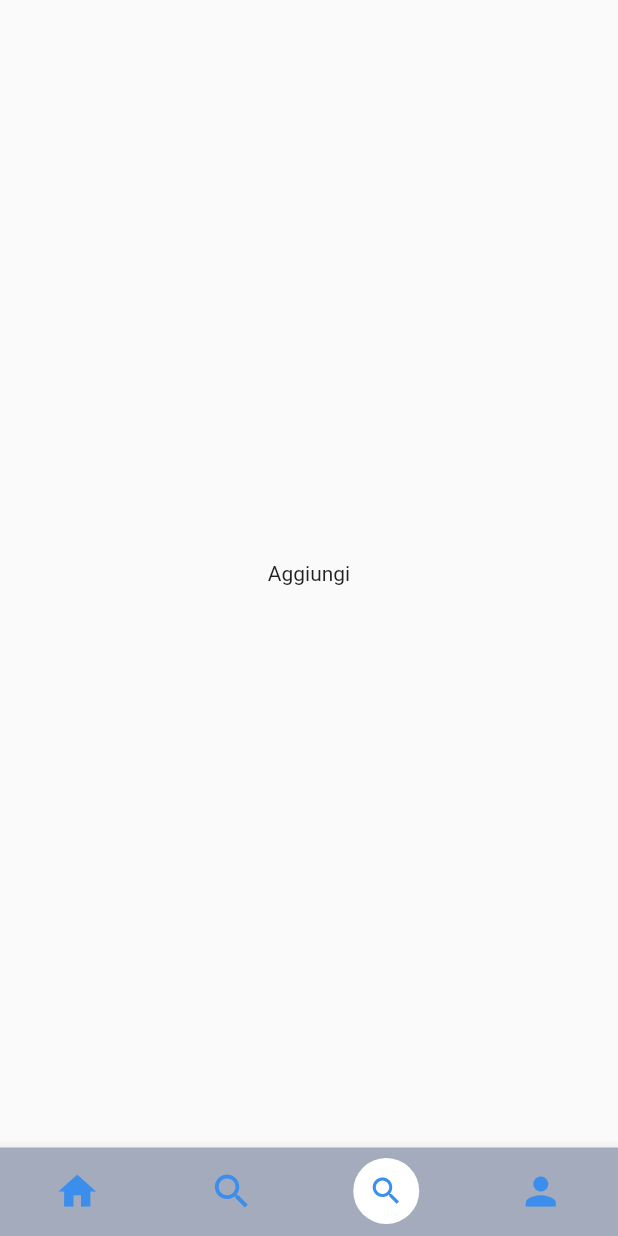
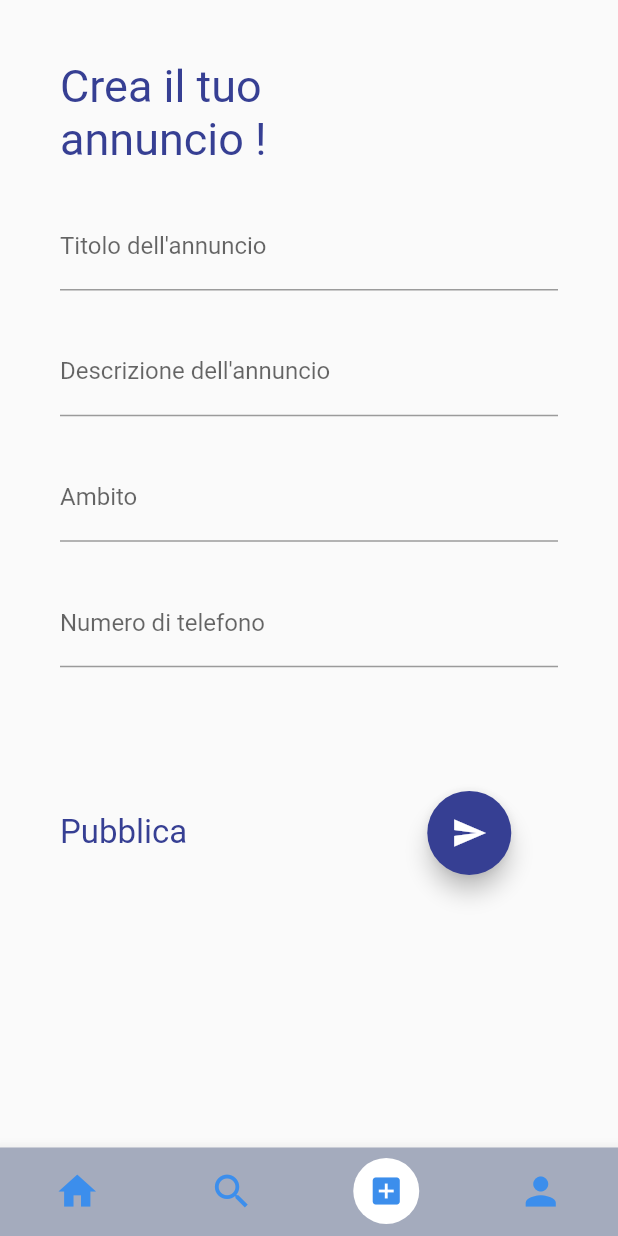
Before and after one commit to gabrielebuccheri03/Tutor_App, a Flutter app: the HomePage screen opened directly, item 3 of the bottom bar chosen, on a phone screen of 412 x 824 dp. Run offline on Flutter 3.47's test engine with Material 2 defaults, Android fonts, the phone set to English and light mode, and no system bars; our stand-ins replace cloud_firestore, firebase_auth, firebase_core, fluttertoast, parse_server_sdk_flutter; accounts and stored records are empty; network calls fail.

Commit message:
last day?

```diff
--- /dev/null
+++ b/lib/screen/create_ad.dart
@@ -0,0 +1,151 @@
+import 'package:flutter/material.dart';
+import 'package:http/http.dart' as http;
+// ignore_for_file: prefer_const_constructors
+
+class CreateAd extends StatefulWidget {
+  const CreateAd({Key? key}) : super(key: key);
+
+  @override
+  State<CreateAd> createState() => _CreateAdState();
+}
+
+class _CreateAdState extends State<CreateAd> {
+  final formKey = GlobalKey<FormState>(); //key for form
+  String name="";
+
+  @override
+
+  Widget build(BuildContext context) {
+    final double height= MediaQuery.of(context).size.height;
+    final TitleController= TextEditingController();
+    final DescriptionController= TextEditingController();
+    final FieldController= TextEditingController();
+    final PhoneNumberController= TextEditingController();
+    return Scaffold(
+      body:Container(
+      padding: const EdgeInsets.only(left: 40, right: 40,top: 40),
+        child: Form(
+          key: formKey, //key for form
+          child:SingleChildScrollView(
+            reverse: true,
+            child:Column(
+              crossAxisAlignment: CrossAxisAlignment.start,
+              children: [
+                Text("Crea il tuo", style: TextStyle(fontSize: 30, color:Color(0xFF363f93)),),
+                Text("annuncio !", style: TextStyle(fontSize: 30, color:Color(0xFF363f93)),),
+                SizedBox(height: height*0.03,),
+                TextFormField(
+                  controller: TitleController,
+                  decoration: InputDecoration(
+                    labelText: "Titolo dell'annuncio",
+                  ),
+                  validator: (value){
+                    if(value!.isEmpty || !RegExp(r'^[a-z A-Z]+$').hasMatch(value)){
+                      return "Inserisci un nome adatto (a-z, A-Z)";
+                    }
+                    else{
+                      return null;
+                    }
+                  },
+                ),
+                SizedBox(height: height*0.03,),
+                TextFormField(
+                  controller: DescriptionController,
+                  decoration: InputDecoration(
+                    labelText: "Descrizione dell'annuncio",
+                  ),
+                  validator: (value){
+                    if(value!.isEmpty || !RegExp(r'^[a-z A-Z]+$').hasMatch(value)){
+                      return "Inserisci una descrizione adatta (a-z, A-Z)";
+                    }
+                    else{
+                      return null;
+                    }
+                  },
+                ),
+                SizedBox(height: height*0.03,),
+                TextFormField(
+                  controller: FieldController,
+                  decoration: InputDecoration(
+                    labelText: "Ambito",
+                  ),
+                  validator: (value){
+                    if(value!.isEmpty || !RegExp(r'^[a-z A-Z]+$').hasMatch(value)){
+                      return "Inserisci un Ambito adatto (a-z, A-Z)";
+                    }
+                    else{
+                      return null;
+                    }
+                  },
+                ),
+                SizedBox(height: height*0.03,),
+                TextFormField(
+                  controller: PhoneNumberController,
+                  decoration: InputDecoration(
+                    labelText: "Numero di telefono",
+                  ),
+                  validator: (value){
+                    if(value!.isEmpty || !RegExp(r'^(([+]|00)39)?((3[1-9][0-9]))(\d{7})$').hasMatch(value)){ //  es 3388002120
+                      return "Inserisci un numero di telefono corretto";
+                    }
+                    else{
+                      return null;
+                    }
+                  },
+                ),
+                SizedBox(height: height*0.1,),
+                Row(
+                  children: [
+                    Text("Pubblica",style: TextStyle(fontSize: 22, color: Color(0xFF363f93)),),
+                    Padding(
+                      padding: const EdgeInsets.only(left: 160.0),
+                        child:FloatingActionButton(
+                        onPressed: () {
+                          if(formKey.currentState!.validate()){
+                            final snackBar = SnackBar(content: Text("Pubblicato"));
+                            Scaffold.of(context).showSnackBar(snackBar);
+                            sendData(TitleController.text, DescriptionController.text, FieldController.text, PhoneNumberController.text);
+                            TitleController.clear();
+                            DescriptionController.clear();
+                            FieldController.clear();
+                            PhoneNumberController.clear();
+                          }
+                        },
+                        backgroundColor: Color(0xFF363f93),
+                        child: const Icon(Icons.send),
+                      ),
+                    )
+
+                  ],
+                ),
+                SizedBox(height: height*0.02,),
+              ],
+            )
+          )
+        )
+    ));
+  }
+
+  sendData(title,description,field,phonenumer) async{
+    try{
+
+      var response = await http.post(
+        Uri.parse("https://aqueous-everglades-78338.herokuapp.com/ads"),
+        body: {
+          "title" : title,
+          "description" : description,
+          "field" : field,
+          "phoneNumber" : phonenumer
+        }
+      );
+
+      print(phonenumer.replaceAll((' '),''));
+
+    }
+    catch(e){
+      print(e);
+    }
+
+  }
+
+}
--- a/lib/screen/homepage.dart
+++ b/lib/screen/homepage.dart
@@ -1,15 +1,18 @@
 // ignore_for_file: prefer_const_literals_to_create_immutables
 // ignore_for_file: prefer_const_constructors
 import 'package:flutter/material.dart';
+import 'package:tutorappalpha/screen/create_ad.dart';
 import 'package:tutorappalpha/screen/home_screen.dart';
 import 'package:tutorappalpha/screen/profilepage.dart';
 import 'package:tutorappalpha/GlobalVariables.dart' as globals;
+import 'package:tutorappalpha/screen/search_screen.dart';
 
 class HomePage extends StatefulWidget {
 
   HomePage();
   @override
   _BottomBarState createState() => _BottomBarState();
+
 }
 
 class _BottomBarState extends State<HomePage> {
@@ -17,16 +20,19 @@ class _BottomBarState extends State<HomePage> {
 
   final  List<Widget> tabs = [
     Center(child: HomeScreen(),),
-    Center(child: Text('Search'),),
-    Center(child: Text("Aggiungi"),),
+    Center(child: SearchScreen(),),
+    Center(child: CreateAd(),),
     Center(child: ProfilePage(),),
   ];
+
   @override
   Widget build(BuildContext context) {
     return Scaffold(
       body:Center(child:tabs[_currentIndex]),
       bottomNavigationBar:
+
       /*
+
         ClipRRect(borderRadius: BorderRadius.only(topLeft: Radius.circular(30.0),topRight: Radius.circular(30.0),),
           child: */BottomNavigationBar(
             items:[
@@ -71,7 +77,7 @@ class _BottomBarState extends State<HomePage> {
                       ),
                       child: Padding(
                         padding: const EdgeInsets.all(10),
-                        child: Icon(Icons.search)
+                        child: Icon(Icons.add_box)
                       )
                     ),
                   ),
@@ -112,5 +118,7 @@ class _BottomBarState extends State<HomePage> {
               ),
       //)
     );
+
   }
+
 }
--- a/lib/screen/login_screen.dart
+++ b/lib/screen/login_screen.dart
@@ -136,8 +136,10 @@ class _LoginScreenState extends State<LoginScreen> {
         body: Center(
             child: SingleChildScrollView(
           child: Container(
+
             color: Colors.white,
             child: Padding(
+
               padding: const EdgeInsets.all(30.0),
               child: Form(
                 key: formKey,
@@ -182,6 +184,7 @@ class _LoginScreenState extends State<LoginScreen> {
                         ],
                       ),
                     ]),
+
               ),
             ),
           ),
--- a/lib/screen/registration_screen.dart
+++ b/lib/screen/registration_screen.dart
@@ -312,7 +312,7 @@ class _RegistrationScreenState extends State<RegistrationScreen> {
     Fluttertoast.showToast(msg: "Account created successfully :) ");
     try{
       var response = await http.post(
-        Uri.parse("https://jsonplaceholder.typicode.com/posts"),
+        Uri.parse("https://aqueous-everglades-78338.herokuapp.com/users"),
         body: {
           "token" : userModel.uid,
           "firstName" : userModel.firstName,
@@ -331,6 +331,7 @@ class _RegistrationScreenState extends State<RegistrationScreen> {
       MaterialPageRoute(builder: (context) => HomePage()),
       (route) => false
     );
+
   }
 
 }
```
Also changed, not shown: lib/main.dart (+2 -19 lines), lib/screen/search_screen.dart (added, +170 -0 lines), lib/screen/specific_page.dart (added, +113 -0 lines).
